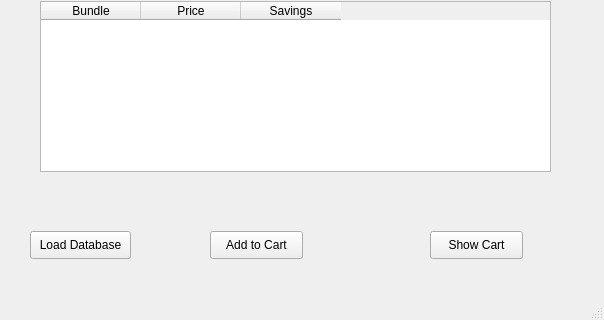
This is mainwindow.ui in Goodr112/CSE335Project2 as Qt 5 draws it before an edit; both pictures show x 0 to 604 and y 326 to 646 of the 604 by 646 pixel window. The edited form follows.
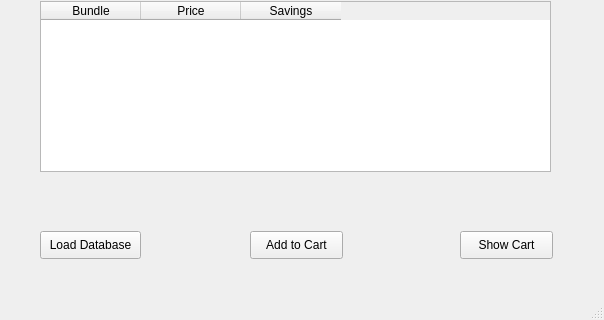
This is the edited form. Custom widgets are drawn as their Qt base class.

```diff
--- a/mainwindow.ui
+++ b/mainwindow.ui
@@ -72,7 +72,7 @@
    <widget class="ResponsiveButton" name="loadDatabase">
     <property name="geometry">
      <rect>
-      <x>30</x>
+      <x>40</x>
       <y>540</y>
       <width>101</width>
       <height>28</height>
@@ -85,7 +85,7 @@
    <widget class="ResponsiveButton" name="addToCart">
     <property name="geometry">
      <rect>
-      <x>210</x>
+      <x>250</x>
       <y>540</y>
       <width>93</width>
       <height>28</height>
@@ -98,7 +98,7 @@
    <widget class="ResponsiveButton" name="showCart">
     <property name="geometry">
      <rect>
-      <x>430</x>
+      <x>460</x>
       <y>540</y>
       <width>93</width>
       <height>28</height>
```
Left out of the diff: 2 changed lines with no effect on the pictures.
